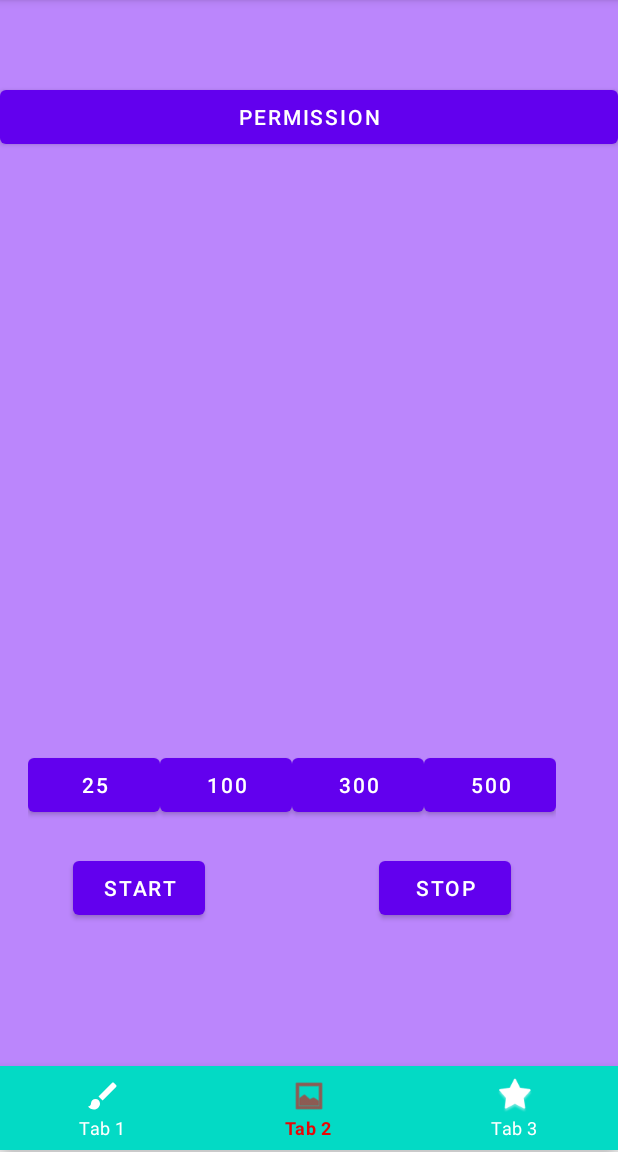
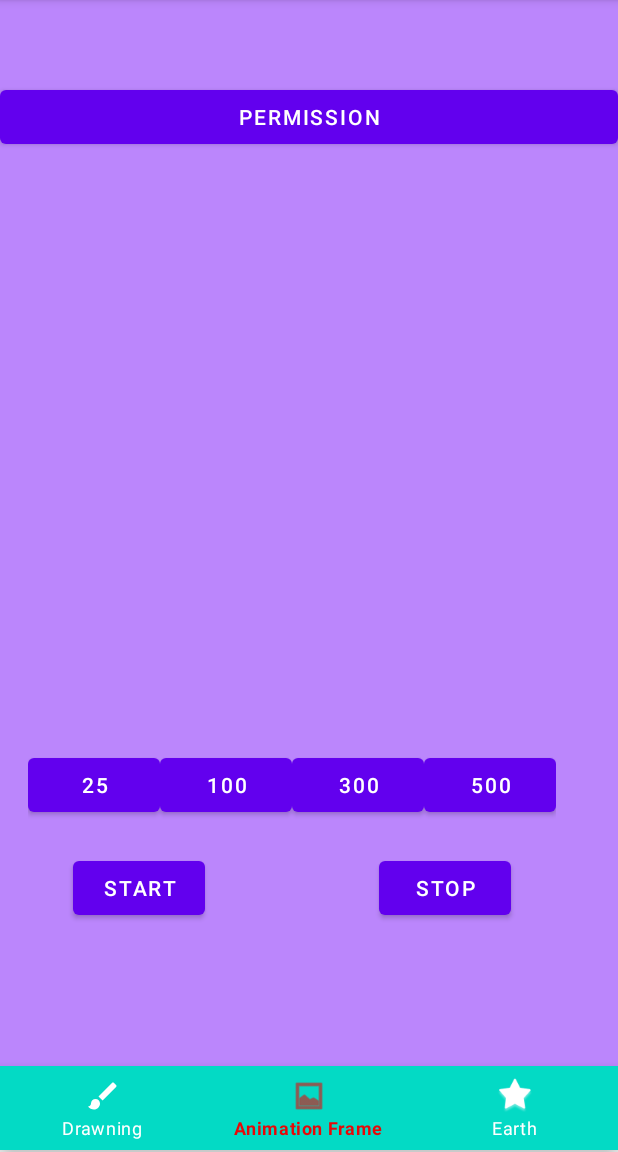
Before and after one commit to dungly7929/DungLyAssign3, an Android app: the screen it shows after launch (DungActivity), item 2 of the bottom bar chosen, on a phone screen of 412 x 824 dp, the part 84-1236 px from its top. Run offline under Robolectric (Android 15) with nearby library versions, the phone set to English and light mode, and no system bars.

Commit message:
Final Commit

```diff
--- a/DungAssign33/src/main/java/dung/ly/n01237929/DungFragment.java
+++ b/DungAssign33/src/main/java/dung/ly/n01237929/DungFragment.java
@@ -41,13 +41,13 @@ public class DungFragment extends Fragment
             btn.setOnClickListener(v -> cuscanvas.clear());
 
             btnthick1.setOnClickListener(v -> {cuscanvas.setBrushsize(thick1); });
-            btncolor1.setOnClickListener(v -> {cuscanvas.setColor("#FB0303");});
+            btncolor1.setOnClickListener(v -> {cuscanvas.setColor(getString(R.string.REDcolor));});
 
             btnthick2.setOnClickListener(v -> {cuscanvas.setBrushsize(thick2); });
-            btncolor2.setOnClickListener(v -> {cuscanvas.setColor("#02DAF6");});
+            btncolor2.setOnClickListener(v -> {cuscanvas.setColor(getString(R.string.AQuacolor));});
 
             btnthick3.setOnClickListener(v -> {cuscanvas.setBrushsize(thick3); });
-            btncolor3.setOnClickListener(v -> {cuscanvas.setColor("#07000E");});
+            btncolor3.setOnClickListener(v -> {cuscanvas.setColor(getString(R.string.Blackcolor));});
 
             return view;
         }
--- a/DungAssign33/src/main/java/dung/ly/n01237929/N01327929Fragment.java
+++ b/DungAssign33/src/main/java/dung/ly/n01237929/N01327929Fragment.java
@@ -51,7 +51,7 @@ public class N01327929Fragment extends Fragment
     }
 
     private void startAni() {
-        Toast.makeText(getActivity(), "Animation Started !", Toast.LENGTH_SHORT).show();
+        Toast.makeText(getActivity(), R.string.Animation_start, Toast.LENGTH_SHORT).show();
 
         this.earthImgview.setImageResource(R.drawable.earth);
         this.moonTmgview.setImageResource(R.drawable.moon);
@@ -70,7 +70,7 @@ public class N01327929Fragment extends Fragment
 
     private void stopAni()
     {
-        Toast.makeText(getActivity(),"Animation stopped !", Toast.LENGTH_SHORT).show();
+        Toast.makeText(getActivity(), R.string.Animation_Stop, Toast.LENGTH_SHORT).show();
         this.earthImgview.clearAnimation();
         this.moonTmgview.clearAnimation();
     }
--- a/DungAssign33/src/main/res/layout/dungfragment.xml
+++ b/DungAssign33/src/main/res/layout/dungfragment.xml
@@ -1,4 +1,5 @@
 <?xml version="1.0" encoding="utf-8"?>
+<!-- Name: DUNG LY  ID: N0132792 -->
 <androidx.constraintlayout.widget.ConstraintLayout xmlns:android="http://schemas.android.com/apk/res/android"
     xmlns:app="http://schemas.android.com/apk/res-auto"
     xmlns:tools="http://schemas.android.com/tools"
@@ -150,7 +151,7 @@
         android:id="@+id/textView3"
         android:layout_width="wrap_content"
         android:layout_height="wrap_content"
-        android:text="Pen Color"
+        android:text="@string/pen_color"
         app:layout_constraintBottom_toBottomOf="parent"
         app:layout_constraintEnd_toEndOf="parent"
         app:layout_constraintHorizontal_bias="0.821"
--- a/DungAssign33/src/main/res/layout/lyfragment.xml
+++ b/DungAssign33/src/main/res/layout/lyfragment.xml
@@ -1,4 +1,5 @@
 <?xml version="1.0" encoding="utf-8"?>
+<!-- Name: DUNG LY  ID: N0132792 -->
 <androidx.constraintlayout.widget.ConstraintLayout
     xmlns:android="http://schemas.android.com/apk/res/android"
     xmlns:app="http://schemas.android.com/apk/res-auto"
@@ -12,7 +13,7 @@
         android:id="@+id/dungbtnper"
         android:layout_width="match_parent"
         android:layout_height="wrap_content"
-        android:text="Permission"
+        android:text="@string/permission"
         app:layout_constraintBottom_toBottomOf="parent"
         app:layout_constraintEnd_toEndOf="parent"
         app:layout_constraintHorizontal_bias="0.449"
@@ -24,7 +25,7 @@
         android:id="@+id/btnstart"
         android:layout_width="wrap_content"
         android:layout_height="wrap_content"
-        android:text="Start"
+        android:text="@string/start"
         style="@style/btnfont"
         app:layout_constraintBottom_toBottomOf="parent"
         app:layout_constraintEnd_toEndOf="parent"
@@ -37,7 +38,7 @@
         android:id="@+id/btnstop"
         android:layout_width="wrap_content"
         android:layout_height="wrap_content"
-        android:text="Stop"
+        android:text="@string/stop"
         style="@style/btnfont"
         app:layout_constraintBottom_toBottomOf="parent"
         app:layout_constraintEnd_toEndOf="parent"
@@ -73,27 +74,27 @@
             android:layout_width="wrap_content"
             android:layout_height="wrap_content"
             style="@style/btnfont"
-            android:text="25" />
+            android:text="@string/_25" />
 
         <Button
             android:id="@+id/btn100"
             android:layout_width="wrap_content"
             android:layout_height="wrap_content"
             style="@style/btnfont"
-            android:text="100" />
+            android:text="@string/_100" />
 
         <Button
             android:id="@+id/btn300"
             android:layout_width="wrap_content"
             android:layout_height="wrap_content"
             style="@style/btnfont"
-            android:text="300" />
+            android:text="@string/_300" />
 
         <Button
             android:id="@+id/btn500"
             android:layout_width="wrap_content"
             android:layout_height="wrap_content"
             style="@style/btnfont"
-            android:text="500" />
+            android:text="@string/_500" />
     </LinearLayout>
 </androidx.constraintlayout.widget.ConstraintLayout>
--- a/DungAssign33/src/main/res/menu/menu_bottom_nav.xml
+++ b/DungAssign33/src/main/res/menu/menu_bottom_nav.xml
@@ -1,4 +1,5 @@
 <?xml version="1.0" encoding="utf-8"?>
+<!-- Name: DUNG LY  ID: N0132792 -->
 <menu xmlns:android="http://schemas.android.com/apk/res/android">
     <item
         android:id="@+id/acttab1"
--- a/DungAssign33/src/main/res/values/strings.xml
+++ b/DungAssign33/src/main/res/values/strings.xml
@@ -1,9 +1,38 @@
 <resources>
     <string name="app_name">DungLyN01327929</string>
-    <string name="tab_1">Tab 1</string>
-    <string name="tab_2">Tab 2</string>
-    <string name="tab_3">Tab 3</string>
+    <string name="tab_1">Drawning</string>
+    <string name="tab_2">Animation Frame</string>
+    <string name="tab_3">Earth</string>
     <string name="dung_ly_n01327929">DUNG LY N01327929</string>
     <string name="clear">Clear</string>
     <string name="pen_size">Pen Size</string>
+    <string name="Quit_Ask">Are you sure to quit the application ?</string>
+    <string name="Yes">Yes</string>
+    <string name="No">No</string>
+    <string name="REDcolor">#FB0303</string>
+    <string name="AQuacolor">#02DAF6</string>
+    <string name="Blackcolor">#07000E</string>
+    <string name="pen_color">Pen Color</string>
+    <string name="Already_have_per">You\'re already have this permission !</string>
+    <string name="tel_phone_num">tel:4377708477</string>
+    <string name="no_animation_stop">No animation to Stop !</string>
+    <string name="PHONE_CALL_PERMISSION">\"PHONE CALL PERMISSION \"</string>
+    <string name="Phone_call_Per_Ask">This permission need because the app need to make a call !</string>
+    <string name="Per_Granted">Permission Granted</string>
+    <string name="Per_Denied">Permission Denied</string>
+    <string name="shark">shark</string>
+    <string name="drawable">drawable</string>
+    <string name="No_ani_run">No animation to run !</string>
+    <string name="you_have_to_start_ani">You have to start animation 1st !</string>
+    <string name="permission">Permission</string>
+    <string name="start">Start</string>
+    <string name="stop">Stop</string>
+    <string name="_25">25</string>
+    <string name="_100">100</string>
+    <string name="_300">300</string>
+    <string name="_500">500</string>
+    <string name="Animation_start">Animation Started !</string>
+    <string name="Animation_Stop">Animation stopped !</string>
+    <string name="dung">DUNG</string>
+    <string name="ly">LY</string>
 </resources>
--- a/DungAssign33/src/main/res/values/style.xml
+++ b/DungAssign33/src/main/res/values/style.xml
@@ -6,4 +6,7 @@
     <style name="btnfont">
         <item name="fontFamily">sans-serif-medium </item>
     </style>
+    <style name="btnfontcolor">
+        <item name="android:textColor"> #07D1CB</item>
+    </style>
 </resources>
```
Also changed, not shown: DungAssign33/src/main/java/dung/ly/n01237929/DungActivity.java (+4 -3 lines), DungAssign33/src/main/java/dung/ly/n01237929/LyFragment.java (+25 -33 lines), DungAssign33/src/main/res/layout/n01327929fragment.xml (+7 -5 lines), 3 other files.
